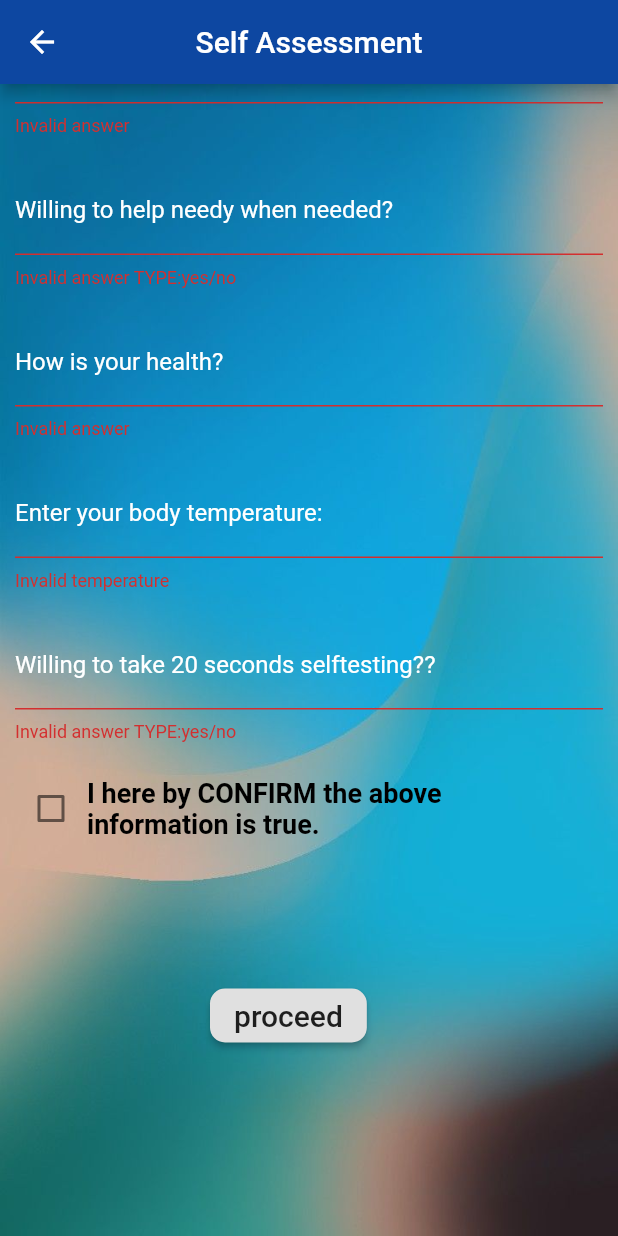
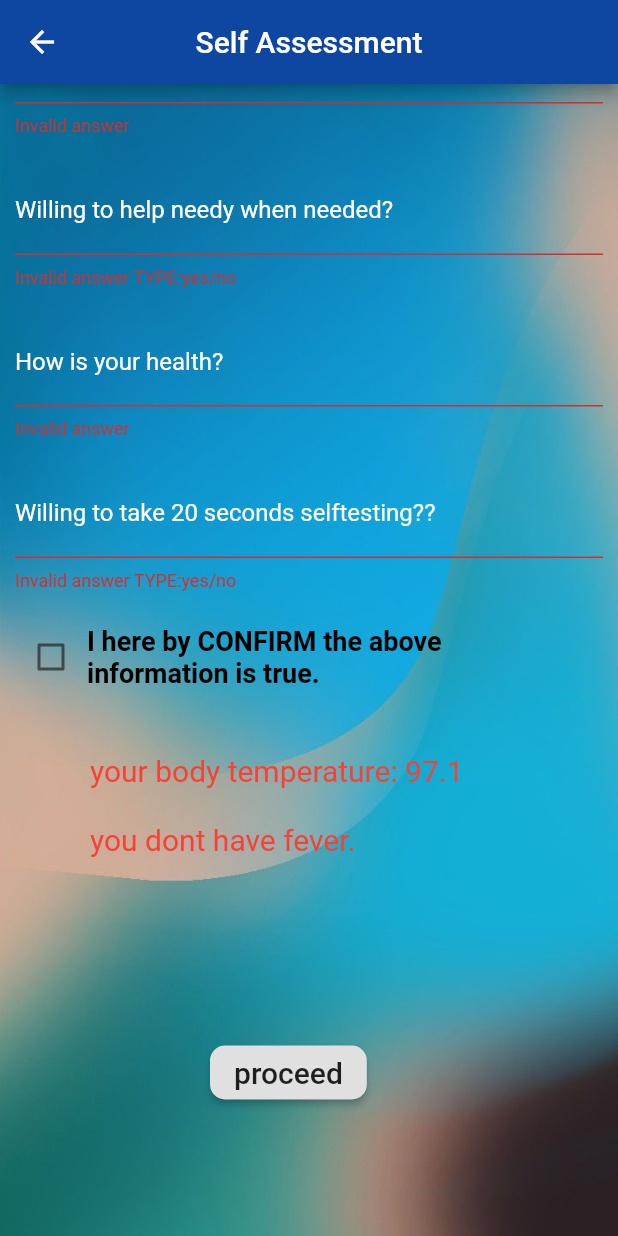
Before and after one commit to c19ceg/CovidHealthTrackerapplication, a Flutter app: the Questions screen opened directly, scrolled down 56 dp, after a tap on "proceed", on a phone screen of 412 x 824 dp. Run offline on Flutter 3.47's test engine with Material 2 defaults, Android fonts, the phone set to English and light mode, and no system bars; our stand-ins replace cloud_firestore, firebase_auth; accounts and stored records are empty.

```diff
--- a/lib/Info.dart
+++ b/lib/Info.dart
@@ -1,7 +1,7 @@
 import 'package:flutter/cupertino.dart';
 import 'package:flutter/material.dart';
-//import 'package:firebase_auth/firebase_auth.dart';
-//import 'package:cloud_firestore/cloud_firestore.dart';
+import 'package:firebase_auth/firebase_auth.dart';
+import 'package:cloud_firestore/cloud_firestore.dart';
 //import 'package:rflutter_alert/rflutter_alert.dart';
 
 import 'Questions.dart';
@@ -50,21 +50,32 @@ class Formdetails extends StatefulWidget {
 }
 
 class _FormdetailsState extends State<Formdetails> {
-  //final _fs = Firestore.instance;
-  //FirebaseUser fbuser;
-  //String userName;
+  final _fs = Firestore.instance;
+  FirebaseUser fbuser;
+  String userName;
 
-  /*@override
+  @override
   void initState() {
     super.initState();
     getUser();
-  }*/
+  }
 
+  void getUser() async {
+    try {
+      final user = await _auth.currentUser();
+      if (user != null) {
+        fbuser = user;
+        userName = fbuser.email;
+      }
+    } catch (e) {
+      print(e);
+    }
+  }
 
 
   final _formKey = GlobalKey<FormState>();
 
-  //final _auth = FirebaseAuth.instance;
+  final _auth = FirebaseAuth.instance;
   String name;
   String phoneNo;
   String age;
@@ -183,6 +194,13 @@ class _FormdetailsState extends State<Formdetails> {
                     Navigator.push(context,
                         MaterialPageRoute(builder: (context) => Questions()));
                   }
+                  _fs.collection('info').add({
+                    'email': userName,
+                    'name': name,
+                    'phone': phoneNo,
+                    'age': age,
+                    'occupation': occupation,
+                  });
                 },
                 child: Text(
                   'submit',
--- a/lib/Questions.dart
+++ b/lib/Questions.dart
@@ -1,8 +1,9 @@
 //import 'package:covid/Dashboard.dart';
 import 'package:flutter/cupertino.dart';
 import 'package:flutter/material.dart';
-//import 'package:firebase_auth/firebase_auth.dart';
-//import 'package:cloud_firestore/cloud_firestore.dart';
+import 'package:firebase_auth/firebase_auth.dart';
+import 'package:cloud_firestore/cloud_firestore.dart';
+import 'dart:math';
 //import 'package:rflutter_alert/rflutter_alert.dart';
 
 class Questions extends StatelessWidget {
@@ -50,13 +51,17 @@ class Formdetails extends StatefulWidget {
 }
 
 class _FormdetailsState extends State<Formdetails> {
-  //final _fs = Firestore.instance;
-  // FirebaseUser fbuser;
+  final _fs = Firestore.instance;
+  FirebaseUser fbuser;
   String userName;
   bool checkvalue=false;
 
+
+
+
+
   @override
-/*  void initState() {
+  void initState() {
     super.initState();
     getUser();
   }
@@ -71,19 +76,18 @@ class _FormdetailsState extends State<Formdetails> {
     } catch (e) {
       print(e);
     }
-  }*/
+  }
 
   final _formKey = GlobalKey<FormState>();
 
-  /*final _auth = FirebaseAuth.instance;
+  final _auth = FirebaseAuth.instance;
 
   List<String> question = ['Qn1', 'Qn2', 'Qn3', 'Qn4', 'Qn5'];
   String ans1, ans2, ans3, ans4;
   String qn1 = 'Travelled out in past 30days?';
   String qn2 = 'Willing to volunteer when needed?';
   String qn3 = 'Do you have any health issues?';
-  String qn4 =
-      'Did you come interact or in contact with someone who has tested positive for COVID-19?';*/
+  String qn4 = 'Willing to take 20 seconds selftesting?';
 
   @override
   Widget build(BuildContext context) {
@@ -96,9 +100,9 @@ class _FormdetailsState extends State<Formdetails> {
             Container(
               padding: EdgeInsets.all(10.0),
               child: TextFormField(
-                // onChanged: (val) {
-                // ans1 = val;
-                //},
+                onChanged: (val) {
+                  ans1 = val;
+                },
                 decoration: const InputDecoration(
                     hintText: 'Travel History',
                     hintStyle: TextStyle(color: Colors.white),
@@ -119,9 +123,9 @@ class _FormdetailsState extends State<Formdetails> {
             Container(
               padding: EdgeInsets.all(10.0),
               child: TextFormField(
-                // onChanged: (val) {
-                // ans2 = val;
-                //},
+                onChanged: (val) {
+                  ans2 = val;
+                },
                 decoration: const InputDecoration(
                     hintText: 'yes/no:',
                     hintStyle: TextStyle(color: Colors.white),
@@ -139,9 +143,9 @@ class _FormdetailsState extends State<Formdetails> {
             Container(
               padding: EdgeInsets.all(10.0),
               child: TextFormField(
-                //  onChanged: (val) {
-                //  ans3 = val;
-                //},
+                onChanged: (val) {
+                  ans3 = val;
+                },
                 decoration: const InputDecoration(
                     hintText: 'Personal Health:',
                     hintStyle: TextStyle(color: Colors.white),
@@ -159,35 +163,13 @@ class _FormdetailsState extends State<Formdetails> {
                 },
               ),
             ),
+
             Container(
               padding: EdgeInsets.all(10.0),
               child: TextFormField(
-                //onChanged: (val) {
-                // ans4 = val;
-                // },
-                decoration: const InputDecoration(
-                    hintText: 'in celcius',
-                    hintStyle: TextStyle(color: Colors.white),
-                    labelText: 'Enter your body temperature:',
-                    labelStyle: TextStyle(color: Colors.white)),
-                validator:(ans4){
-                  Pattern pattern =
-                      r'^[ 0-9]+(?:[0-9]+)*$';
-                  RegExp regex = new RegExp(pattern);
-                  if (!regex.hasMatch(ans4))
-                    return 'Invalid temperature';
-                  else
-                    return null;
-
+                onChanged: (val) {
+                  ans4 = val;
                 },
-              ),
-            ),
-            Container(
-              padding: EdgeInsets.all(10.0),
-              child: TextFormField(
-                //onChanged: (val) {
-                // ans4 = val;
-                // },
                 decoration: const InputDecoration(
                     hintText: 'yes/no:',
                     hintStyle: TextStyle(color: Colors.white),
@@ -218,6 +200,19 @@ class _FormdetailsState extends State<Formdetails> {
                 )
             ),
 
+
+            Container(
+              padding: EdgeInsets.all(10.0),
+              child:Row(
+                children: <Widget>[
+                   temp(),
+                ],
+              )
+
+
+            ),
+
+
             Container(
               padding: EdgeInsets.only(left: 140.0, top: 80.0),
               child: RaisedButton(
@@ -234,8 +229,16 @@ class _FormdetailsState extends State<Formdetails> {
                           SnackBar(content: Text('CONFIRM your action.')));
                     }
                     //Navigator.push(context,
-                    //MaterialPageRoute(builder: (context) => Dashboard()));
+                    // MaterialPageRoute(builder: (context) => Dashboard()));
                   }
+
+                  _fs.collection('info').add({
+                    'email': userName,
+                    qn1: ans1,
+                    qn2: ans2,
+                    qn3: ans3,
+                    qn4: ans4
+                  });
 
                 },
                 child: Text(
@@ -255,3 +258,36 @@ class _FormdetailsState extends State<Formdetails> {
     );
   }
 }
+
+class temp extends StatelessWidget {
+  @override
+  Widget build(BuildContext context) {
+    double min=97.0;
+    //double max=105.0;
+    String info;
+    Random rnd = new Random();
+    double temp = min+ rnd.nextDouble();
+    String t = temp.toString();
+    final startindex = t.indexOf('9');
+    final finalindex = t.indexOf('.');
+    String temperature = t.substring(startindex,finalindex+2);
+    if(temp>98.0)
+      info = "\nyou have fever,\nplease visit nearby health center.";
+    else
+      info = "\nyou dont have fever.";
+
+    return Container(
+      padding: EdgeInsets.fromLTRB(30.0,0.0,10.0,10.0),
+     margin: EdgeInsets.all(20.0),
+     child: Row(
+       children: <Widget>[
+         Text("your body temperature: $temperature \n$info",style: TextStyle(color: Colors.red,fontSize: 20.0),),
+       //  Text(,style: TextStyle(color: Colors.red,fontSize: 12.0),),
+
+       ],
+
+     ),
+
+    );
+  }
+}
```
Also changed, not shown: lib/Login.dart (+4 -4 lines), lib/Signup.dart (+27 -11 lines).
